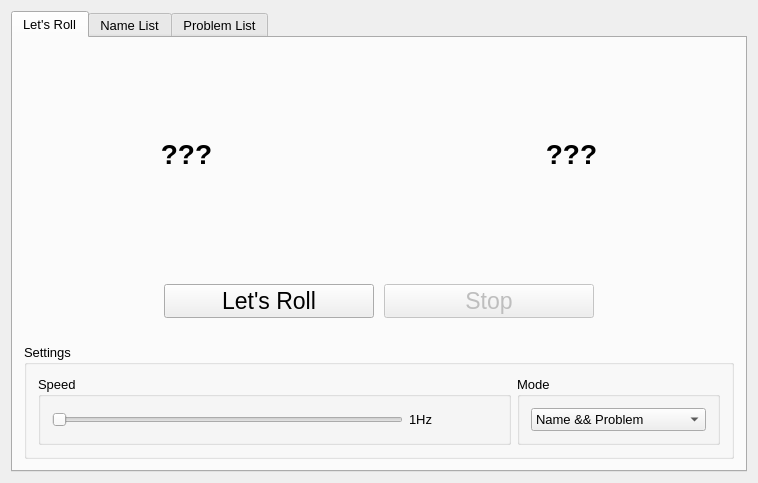
Before: the Qt Designer form mainwindow.ui in blackskygg/RollingLydia, drawn with Qt 5.
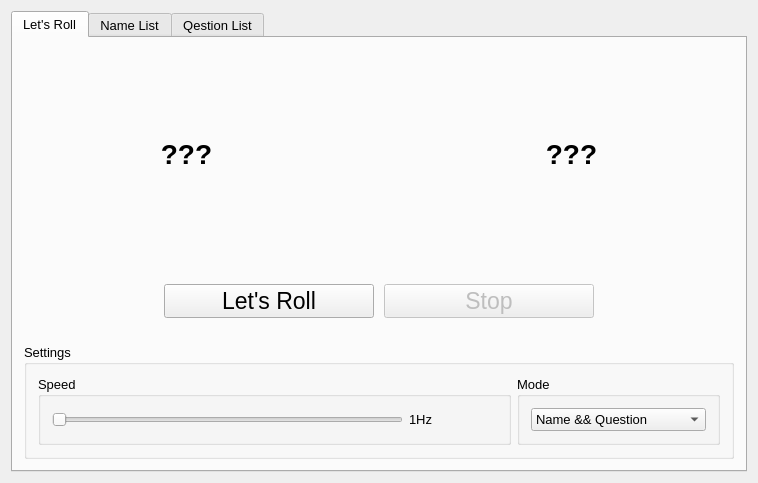
After: the same form once the commit is applied. The open tabs and pages were chosen to show the change.

Commit message: change word problem to question in ui

```diff
--- a/mainwindow.ui
+++ b/mainwindow.ui
@@ -258,7 +258,7 @@
                 </property>
                 <item>
                  <property name="text">
-                  <string>Name &amp;&amp; Problem</string>
+                  <string>Name &amp;&amp; Question</string>
                  </property>
                 </item>
                 <item>
@@ -361,7 +361,7 @@
       </widget>
       <widget class="QWidget" name="tab">
        <attribute name="title">
-        <string>Problem List</string>
+        <string>Qestion List</string>
        </attribute>
        <layout class="QHBoxLayout" name="horizontalLayout_2">
         <item>
```
Left out of the diff: 2 changed lines with no effect on the pictures. The commit also changes 2 other files.
